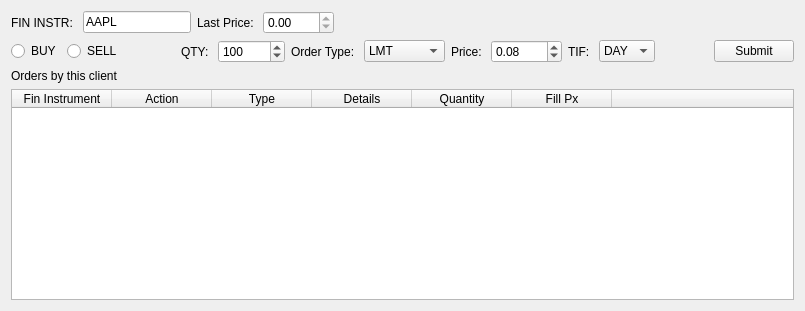
Old version of the form src/main/ui/order_entry.ui in the repository InfiniteHelios/auto-order-TWS-api-demo-app.
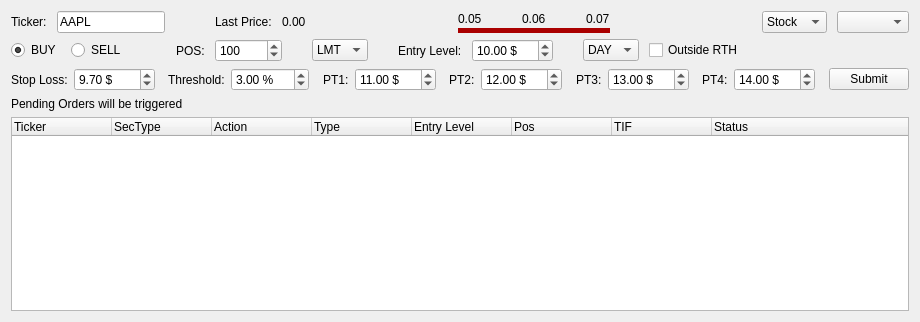
New version of the form.

```diff
--- a/src/main/ui/order_entry.ui
+++ b/src/main/ui/order_entry.ui
@@ -2,12 +2,15 @@
 <ui version="4.0">
  <class>OrderEntry</class>
  <widget class="QWidget" name="OrderEntry">
+  <property name="enabled">
+   <bool>true</bool>
+  </property>
   <property name="geometry">
    <rect>
     <x>0</x>
     <y>0</y>
-    <width>805</width>
-    <height>311</height>
+    <width>920</width>
+    <height>322</height>
    </rect>
   </property>
   <property name="windowTitle">
@@ -16,10 +19,19 @@
   <layout class="QVBoxLayout" name="verticalLayout">
    <item>
     <layout class="QHBoxLayout" name="horizontalLayout">
+     <property name="spacing">
+      <number>10</number>
+     </property>
      <item>
       <widget class="QLabel" name="labForFinInstr">
+       <property name="sizePolicy">
+        <sizepolicy hsizetype="Maximum" vsizetype="Preferred">
+         <horstretch>0</horstretch>
+         <verstretch>0</verstretch>
+        </sizepolicy>
+       </property>
        <property name="text">
-        <string>FIN INSTR: </string>
+        <string>Ticker:</string>
        </property>
       </widget>
      </item>
@@ -36,28 +48,119 @@
        </property>
       </widget>
      </item>
+     <item>
+      <spacer name="horizontalSpacer_5">
+       <property name="orientation">
+        <enum>Qt::Horizontal</enum>
+       </property>
+       <property name="sizeType">
+        <enum>QSizePolicy::Maximum</enum>
+       </property>
+       <property name="sizeHint" stdset="0">
+        <size>
+         <width>40</width>
+         <height>20</height>
+        </size>
+       </property>
+      </spacer>
+     </item>
      <item>
       <widget class="QLabel" name="labForLastPrice">
+       <property name="sizePolicy">
+        <sizepolicy hsizetype="Maximum" vsizetype="Preferred">
+         <horstretch>0</horstretch>
+         <verstretch>0</verstretch>
+        </sizepolicy>
+       </property>
        <property name="text">
-        <string>Last Price: </string>
+        <string>Last Price:</string>
        </property>
       </widget>
      </item>
      <item>
-      <widget class="QDoubleSpinBox" name="spnLastPrice">
-       <property name="readOnly">
-        <bool>true</bool>
+      <widget class="QLabel" name="labLastPrice">
+       <property name="sizePolicy">
+        <sizepolicy hsizetype="Maximum" vsizetype="Preferred">
+         <horstretch>0</horstretch>
+         <verstretch>0</verstretch>
+        </sizepolicy>
        </property>
-       <property name="maximum">
-        <double>9999.989999999999782</double>
+       <property name="text">
+        <string>0.00</string>
        </property>
-       <property name="singleStep">
-        <double>0.010000000000000</double>
+      </widget>
+     </item>
+     <item>
+      <spacer name="horizontalSpacer_4">
+       <property name="orientation">
+        <enum>Qt::Horizontal</enum>
        </property>
+       <property name="sizeHint" stdset="0">
+        <size>
+         <width>40</width>
+         <height>20</height>
+        </size>
+       </property>
+      </spacer>
+     </item>
+     <item>
+      <widget class="QFrame" name="frmBidAsk">
+       <property name="styleSheet">
+        <string notr="true">#frmBidAsk {
+	border: 5px solid rgb(170, 0, 0);
+	border-top: none;
+	border-left: none;
+	border-right: none;
+}</string>
+       </property>
+       <property name="frameShape">
+        <enum>QFrame::StyledPanel</enum>
+       </property>
+       <property name="frameShadow">
+        <enum>QFrame::Raised</enum>
+       </property>
+       <layout class="QHBoxLayout" name="horizontalLayout_3">
+        <property name="spacing">
+         <number>40</number>
+        </property>
+        <property name="leftMargin">
+         <number>0</number>
+        </property>
+        <property name="topMargin">
+         <number>0</number>
+        </property>
+        <property name="rightMargin">
+         <number>0</number>
+        </property>
+        <property name="bottomMargin">
+         <number>2</number>
+        </property>
+        <item>
+         <widget class="QLabel" name="labBidPrice">
+          <property name="text">
+           <string>0.05</string>
+          </property>
+         </widget>
+        </item>
+        <item>
+         <widget class="QLabel" name="labMidPrice">
+          <property name="text">
+           <string>0.06</string>
+          </property>
+         </widget>
+        </item>
+        <item>
+         <widget class="QLabel" name="labAskPrice">
+          <property name="text">
+           <string>0.07</string>
+          </property>
+         </widget>
+        </item>
+       </layout>
       </widget>
      </item>
      <item>
-      <spacer name="horizontalSpacer">
+      <spacer name="horizontalSpacer_6">
        <property name="orientation">
         <enum>Qt::Horizontal</enum>
        </property>
@@ -69,19 +172,51 @@
        </property>
       </spacer>
      </item>
+     <item>
+      <widget class="QComboBox" name="cmbSecType">
+       <property name="sizePolicy">
+        <sizepolicy hsizetype="Maximum" vsizetype="Fixed">
+         <horstretch>0</horstretch>
+         <verstretch>0</verstretch>
+        </sizepolicy>
+       </property>
+       <item>
+        <property name="text">
+         <string>Stock</string>
+        </property>
+       </item>
+       <item>
+        <property name="text">
+         <string>Option</string>
+        </property>
+       </item>
+      </widget>
+     </item>
+     <item>
+      <widget class="QComboBox" name="cmbAccount"/>
+     </item>
     </layout>
    </item>
    <item>
     <layout class="QHBoxLayout" name="horizontalLayout_2">
+     <property name="spacing">
+      <number>10</number>
+     </property>
      <item>
       <widget class="QRadioButton" name="radBuy">
        <property name="text">
         <string>BUY</string>
        </property>
+       <property name="checked">
+        <bool>true</bool>
+       </property>
       </widget>
      </item>
      <item>
       <widget class="QRadioButton" name="radSell">
+       <property name="styleSheet">
+        <string notr="true"/>
+       </property>
        <property name="text">
         <string>SELL</string>
        </property>
@@ -92,6 +227,9 @@
        <property name="orientation">
         <enum>Qt::Horizontal</enum>
        </property>
+       <property name="sizeType">
+        <enum>QSizePolicy::Maximum</enum>
+       </property>
        <property name="sizeHint" stdset="0">
         <size>
          <width>40</width>
@@ -101,14 +239,20 @@
       </spacer>
      </item>
      <item>
-      <widget class="QLabel" name="labForQty">
+      <widget class="QLabel" name="labForPos">
+       <property name="sizePolicy">
+        <sizepolicy hsizetype="Maximum" vsizetype="Preferred">
+         <horstretch>0</horstretch>
+         <verstretch>0</verstretch>
+        </sizepolicy>
+       </property>
        <property name="text">
-        <string>QTY: </string>
+        <string>POS:</string>
        </property>
       </widget>
      </item>
      <item>
-      <widget class="QSpinBox" name="spnQty">
+      <widget class="QSpinBox" name="spnPos">
        <property name="maximum">
         <number>999999999</number>
        </property>
@@ -118,11 +262,20 @@
       </widget>
      </item>
      <item>
-      <widget class="QLabel" name="labForOrderType">
-       <property name="text">
-        <string>Order Type: </string>
+      <spacer name="horizontalSpacer_7">
+       <property name="orientation">
+        <enum>Qt::Horizontal</enum>
        </property>
-      </widget>
+       <property name="sizeType">
+        <enum>QSizePolicy::Maximum</enum>
+       </property>
+       <property name="sizeHint" stdset="0">
+        <size>
+         <width>20</width>
+         <height>20</height>
+        </size>
+       </property>
+      </spacer>
      </item>
      <item>
       <widget class="QComboBox" name="cmbOrderType">
@@ -138,35 +291,45 @@
        </item>
        <item>
         <property name="text">
-         <string>STP</string>
-        </property>
-       </item>
-       <item>
-        <property name="text">
-         <string>STP LMT</string>
-        </property>
-       </item>
-       <item>
-        <property name="text">
-         <string>LOC</string>
-        </property>
-       </item>
-       <item>
-        <property name="text">
-         <string>MOC</string>
+         <string>MID</string>
         </property>
        </item>
       </widget>
      </item>
      <item>
-      <widget class="QLabel" name="labForPrice">
+      <spacer name="horizontalSpacer_8">
+       <property name="orientation">
+        <enum>Qt::Horizontal</enum>
+       </property>
+       <property name="sizeType">
+        <enum>QSizePolicy::Maximum</enum>
+       </property>
+       <property name="sizeHint" stdset="0">
+        <size>
+         <width>20</width>
+         <height>20</height>
+        </size>
+       </property>
+      </spacer>
+     </item>
+     <item>
+      <widget class="QLabel" name="labForEntryLevel">
+       <property name="sizePolicy">
+        <sizepolicy hsizetype="Maximum" vsizetype="Preferred">
+         <horstretch>0</horstretch>
+         <verstretch>0</verstretch>
+        </sizepolicy>
+       </property>
        <property name="text">
-        <string>Price: </string>
+        <string>Entry Level:</string>
        </property>
       </widget>
      </item>
      <item>
-      <widget class="QDoubleSpinBox" name="spnPrice">
+      <widget class="QDoubleSpinBox" name="spnEntryLevel">
+       <property name="suffix">
+        <string> $</string>
+       </property>
        <property name="maximum">
         <double>9999.000000000000000</double>
        </property>
@@ -174,16 +337,25 @@
         <double>0.010000000000000</double>
        </property>
        <property name="value">
-        <double>0.080000000000000</double>
+        <double>10.000000000000000</double>
        </property>
       </widget>
      </item>
      <item>
-      <widget class="QLabel" name="labForTimeIF">
-       <property name="text">
-        <string>TIF: </string>
+      <spacer name="horizontalSpacer_9">
+       <property name="orientation">
+        <enum>Qt::Horizontal</enum>
        </property>
-      </widget>
+       <property name="sizeType">
+        <enum>QSizePolicy::Maximum</enum>
+       </property>
+       <property name="sizeHint" stdset="0">
+        <size>
+         <width>20</width>
+         <height>20</height>
+        </size>
+       </property>
+      </spacer>
      </item>
      <item>
       <widget class="QComboBox" name="cmbTimeIF">
@@ -219,6 +391,13 @@
        </item>
       </widget>
      </item>
+     <item>
+      <widget class="QCheckBox" name="chkOutsideRTH">
+       <property name="text">
+        <string>Outside RTH</string>
+       </property>
+      </widget>
+     </item>
      <item>
       <spacer name="horizontalSpacer_3">
        <property name="orientation">
@@ -232,6 +411,277 @@
        </property>
       </spacer>
      </item>
+    </layout>
+   </item>
+   <item>
+    <layout class="QHBoxLayout" name="horizontalLayout_4">
+     <item>
+      <widget class="QLabel" name="labForStopLoss">
+       <property name="sizePolicy">
+        <sizepolicy hsizetype="Maximum" vsizetype="Preferred">
+         <horstretch>0</horstretch>
+         <verstretch>0</verstretch>
+        </sizepolicy>
+       </property>
+       <property name="text">
+        <string>Stop Loss:</string>
+       </property>
+      </widget>
+     </item>
+     <item>
+      <widget class="QDoubleSpinBox" name="spnStopLoss">
+       <property name="suffix">
+        <string> $</string>
+       </property>
+       <property name="maximum">
+        <double>9999.989999999999782</double>
+       </property>
+       <property name="singleStep">
+        <double>0.010000000000000</double>
+       </property>
+       <property name="value">
+        <double>9.699999999999999</double>
+       </property>
+      </widget>
+     </item>
+     <item>
+      <spacer name="horizontalSpacer_10">
+       <property name="orientation">
+        <enum>Qt::Horizontal</enum>
+       </property>
+       <property name="sizeType">
+        <enum>QSizePolicy::Maximum</enum>
+       </property>
+       <property name="sizeHint" stdset="0">
+        <size>
+         <width>40</width>
+         <height>20</height>
+        </size>
+       </property>
+      </spacer>
+     </item>
+     <item>
+      <widget class="QLabel" name="labForThreshold">
+       <property name="sizePolicy">
+        <sizepolicy hsizetype="Maximum" vsizetype="Preferred">
+         <horstretch>0</horstretch>
+         <verstretch>0</verstretch>
+        </sizepolicy>
+       </property>
+       <property name="text">
+        <string>Threshold:</string>
+       </property>
+      </widget>
+     </item>
+     <item>
+      <widget class="QDoubleSpinBox" name="spnThreshold">
+       <property name="suffix">
+        <string> %</string>
+       </property>
+       <property name="maximum">
+        <double>100.000000000000000</double>
+       </property>
+       <property name="singleStep">
+        <double>1.000000000000000</double>
+       </property>
+       <property name="value">
+        <double>3.000000000000000</double>
+       </property>
+      </widget>
+     </item>
+     <item>
+      <spacer name="horizontalSpacer_11">
+       <property name="orientation">
+        <enum>Qt::Horizontal</enum>
+       </property>
+       <property name="sizeType">
+        <enum>QSizePolicy::Maximum</enum>
+       </property>
+       <property name="sizeHint" stdset="0">
+        <size>
+         <width>40</width>
+         <height>20</height>
+        </size>
+       </property>
+      </spacer>
+     </item>
+     <item>
+      <widget class="QLabel" name="labForPT1">
+       <property name="sizePolicy">
+        <sizepolicy hsizetype="Maximum" vsizetype="Preferred">
+         <horstretch>0</horstretch>
+         <verstretch>0</verstretch>
+        </sizepolicy>
+       </property>
+       <property name="text">
+        <string>PT1:</string>
+       </property>
+      </widget>
+     </item>
+     <item>
+      <widget class="QDoubleSpinBox" name="spnPT1">
+       <property name="suffix">
+        <string> $</string>
+       </property>
+       <property name="maximum">
+        <double>9999.989999999999782</double>
+       </property>
+       <property name="singleStep">
+        <double>0.001000000000000</double>
+       </property>
+       <property name="value">
+        <double>11.000000000000000</double>
+       </property>
+      </widget>
+     </item>
+     <item>
+      <spacer name="horizontalSpacer_12">
+       <property name="orientation">
+        <enum>Qt::Horizontal</enum>
+       </property>
+       <property name="sizeType">
+        <enum>QSizePolicy::Maximum</enum>
+       </property>
+       <property name="sizeHint" stdset="0">
+        <size>
+         <width>40</width>
+         <height>20</height>
+        </size>
+       </property>
+      </spacer>
+     </item>
+     <item>
+      <widget class="QLabel" name="labForPT2">
+       <property name="sizePolicy">
+        <sizepolicy hsizetype="Maximum" vsizetype="Preferred">
+         <horstretch>0</horstretch>
+         <verstretch>0</verstretch>
+        </sizepolicy>
+       </property>
+       <property name="text">
+        <string>PT2:</string>
+       </property>
+      </widget>
+     </item>
+     <item>
+      <widget class="QDoubleSpinBox" name="spnPT2">
+       <property name="suffix">
+        <string> $</string>
+       </property>
+       <property name="maximum">
+        <double>9999.989999999999782</double>
+       </property>
+       <property name="singleStep">
+        <double>0.001000000000000</double>
+       </property>
+       <property name="value">
+        <double>12.000000000000000</double>
+       </property>
+      </widget>
+     </item>
+     <item>
+      <spacer name="horizontalSpacer_13">
+       <property name="orientation">
+        <enum>Qt::Horizontal</enum>
+       </property>
+       <property name="sizeType">
+        <enum>QSizePolicy::Maximum</enum>
+       </property>
+       <property name="sizeHint" stdset="0">
+        <size>
+         <width>40</width>
+         <height>20</height>
+        </size>
+       </property>
+      </spacer>
+     </item>
+     <item>
+      <widget class="QLabel" name="labForPT3">
+       <property name="sizePolicy">
+        <sizepolicy hsizetype="Maximum" vsizetype="Preferred">
+         <horstretch>0</horstretch>
+         <verstretch>0</verstretch>
+        </sizepolicy>
+       </property>
+       <property name="text">
+        <string>PT3:</string>
+       </property>
+      </widget>
+     </item>
+     <item>
+      <widget class="QDoubleSpinBox" name="spnPT3">
+       <property name="suffix">
+        <string> $</string>
+       </property>
+       <property name="maximum">
+        <double>9999.989999999999782</double>
+       </property>
+       <property name="singleStep">
+        <double>0.001000000000000</double>
+       </property>
+       <property name="value">
+        <double>13.000000000000000</double>
+       </property>
+      </widget>
+     </item>
+     <item>
+      <spacer name="horizontalSpacer_14">
+       <property name="orientation">
+        <enum>Qt::Horizontal</enum>
+       </property>
+       <property name="sizeType">
+        <enum>QSizePolicy::Maximum</enum>
+       </property>
+       <property name="sizeHint" stdset="0">
+        <size>
+         <width>40</width>
+         <height>20</height>
+        </size>
+       </property>
+      </spacer>
+     </item>
+     <item>
+      <widget class="QLabel" name="labForPT4">
+       <property name="sizePolicy">
+        <sizepolicy hsizetype="Maximum" vsizetype="Preferred">
+         <horstretch>0</horstretch>
+         <verstretch>0</verstretch>
+        </sizepolicy>
+       </property>
+       <property name="text">
+        <string>PT4:</string>
+       </property>
+      </widget>
+     </item>
+     <item>
+      <widget class="QDoubleSpinBox" name="spnPT4">
+       <property name="suffix">
+        <string> $</string>
+       </property>
+       <property name="maximum">
+        <double>9999.989999999999782</double>
+       </property>
+       <property name="singleStep">
+        <double>0.001000000000000</double>
+       </property>
+       <property name="value">
+        <double>14.000000000000000</double>
+       </property>
+      </widget>
+     </item>
+     <item>
+      <spacer name="horizontalSpacer">
+       <property name="orientation">
+        <enum>Qt::Horizontal</enum>
+       </property>
+       <property name="sizeHint" stdset="0">
+        <size>
+         <width>40</width>
+         <height>20</height>
+        </size>
+       </property>
+      </spacer>
+     </item>
      <item>
       <widget class="QPushButton" name="btnSubmit">
        <property name="text">
@@ -242,44 +692,28 @@
     </layout>
    </item>
    <item>
-    <widget class="QLabel" name="label">
+    <widget class="QLabel" name="labForPendingOrders">
      <property name="text">
-      <string>Orders by this client</string>
+      <string>Pending Orders will be triggered</string>
      </property>
     </widget>
    </item>
    <item>
-    <widget class="QTableWidget" name="tblOrders">
+    <widget class="QTreeWidget" name="trePendingOrders">
      <property name="editTriggers">
       <set>QAbstractItemView::NoEditTriggers</set>
      </property>
-     <property name="alternatingRowColors">
+     <property name="animated">
       <bool>true</bool>
      </property>
-     <property name="selectionMode">
-      <enum>QAbstractItemView::SingleSelection</enum>
-     </property>
-     <property name="selectionBehavior">
-      <enum>QAbstractItemView::SelectRows</enum>
-     </property>
-     <property name="showGrid">
-      <bool>false</bool>
-     </property>
-     <property name="wordWrap">
-      <bool>false</bool>
-     </property>
-     <property name="cornerButtonEnabled">
-      <bool>false</bool>
-     </property>
-     <attribute name="horizontalHeaderStretchLastSection">
-      <bool>true</bool>
-     </attribute>
-     <attribute name="verticalHeaderVisible">
-      <bool>false</bool>
-     </attribute>
      <column>
       <property name="text">
-       <string>Fin Instrument</string>
+       <string>Ticker</string>
+      </property>
+     </column>
+     <column>
+      <property name="text">
+       <string>SecType</string>
       </property>
      </column>
      <column>
@@ -294,17 +728,22 @@
      </column>
      <column>
       <property name="text">
-       <string>Details</string>
+       <string>Entry Level</string>
       </property>
      </column>
      <column>
       <property name="text">
-       <string>Quantity</string>
+       <string>Pos</string>
       </property>
      </column>
      <column>
       <property name="text">
-       <string>Fill Px</string>
+       <string>TIF</string>
+      </property>
+     </column>
+     <column>
+      <property name="text">
+       <string>Status</string>
       </property>
      </column>
      <column>
```
